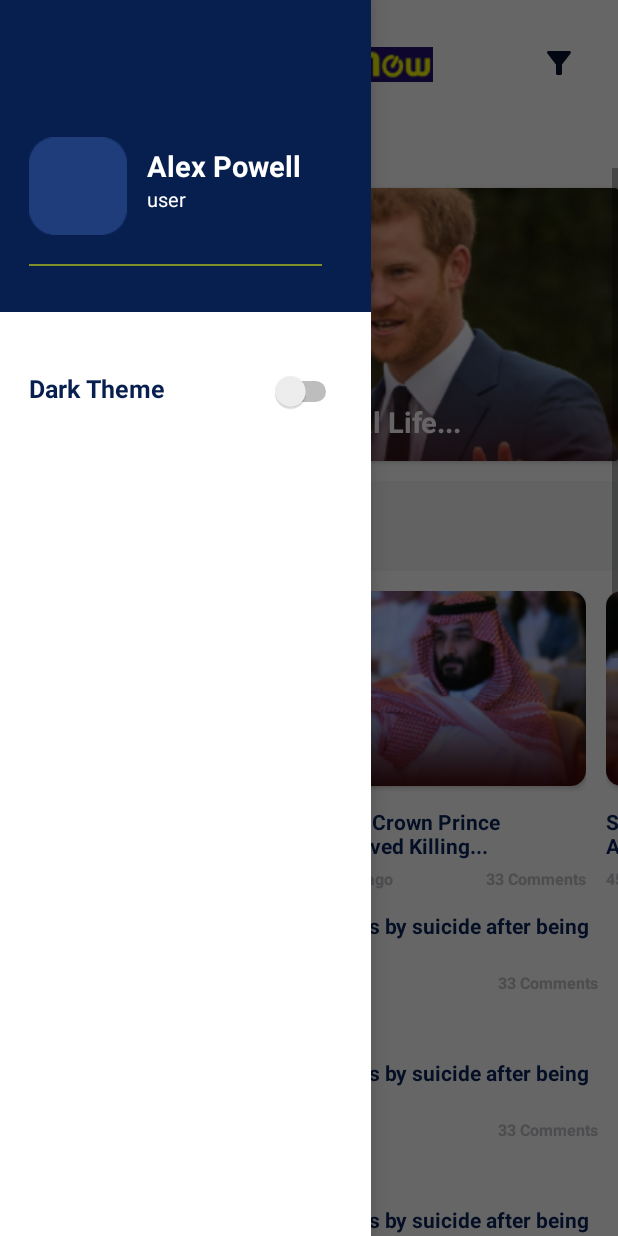
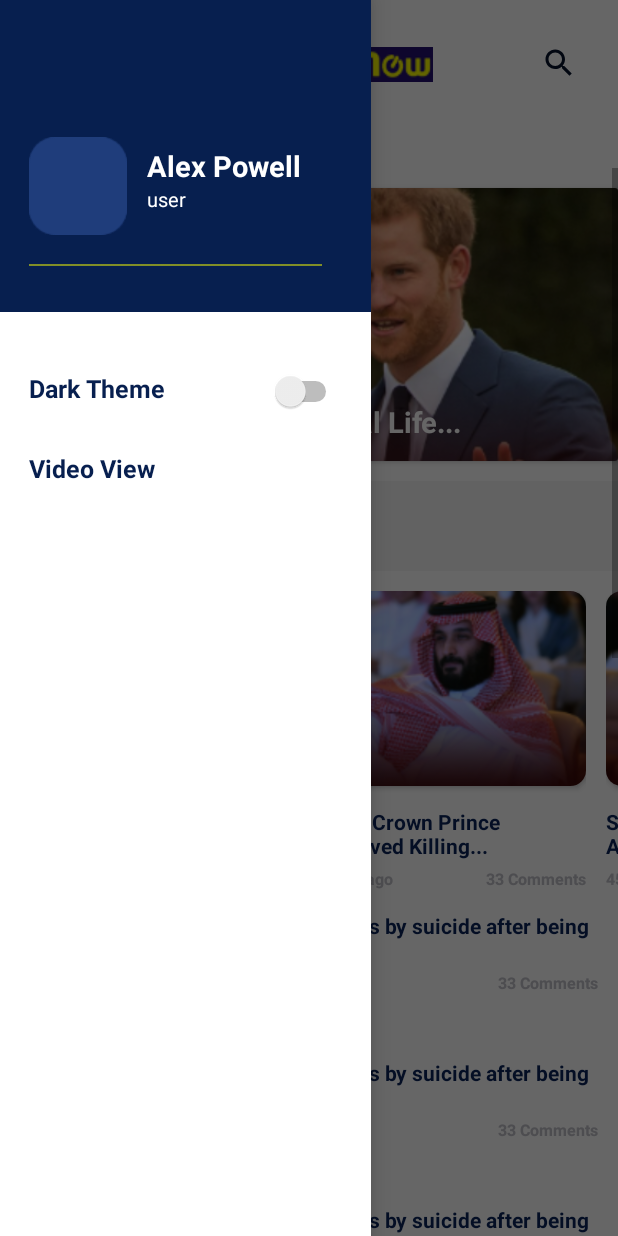
Before and after one commit to haiderSultan502/LiveNewsNow, an Android app: the screen it shows after launch (MainActivity), with the side drawer open, on a phone screen of 412 x 824 dp. Run offline under Robolectric (Android 15) with nearby library versions, the phone set to English and light mode, and no system bars; our stand-ins replace sdp/ssp sizes; libraries missing offline, so code that uses them is left out: com.astuetz, com.ogaclejapan.smarttablayout; plain views replace SmartTabLayout; 2 statements that could not run were skipped.

Commit message:
done the design for both light and dark mode

```diff
--- a/app/src/main/java/com/webscare/livenewsnow/MainActivity.java
+++ b/app/src/main/java/com/webscare/livenewsnow/MainActivity.java
@@ -5,6 +5,7 @@ import androidx.appcompat.app.AppCompatActivity;
 import androidx.appcompat.app.AppCompatDelegate;
 import androidx.appcompat.widget.SearchView;
 import androidx.drawerlayout.widget.DrawerLayout;
+import androidx.fragment.app.FragmentActivity;
 import androidx.fragment.app.FragmentPagerAdapter;
 import androidx.viewpager.widget.ViewPager;
 
@@ -26,11 +27,10 @@ import com.ogaclejapan.smarttablayout.SmartTabLayout;
 import com.webscare.livenewsnow.fragments.AmericanFragment;
 import com.webscare.livenewsnow.fragments.HomeFragment;
 import com.webscare.livenewsnow.adapters.ViewPagerAdapter;
+import com.webscare.livenewsnow.fragments.VideoPlayerFragment;
 
 public class MainActivity extends AppCompatActivity implements View.OnClickListener {
 
-//    TabLayout tabLayout;
-//    PagerSlidingTabStrip tabLayout;
     SmartTabLayout tabLayout;
     ViewPager viewPager;
     DrawerLayout drawerLayout;
@@ -39,7 +39,10 @@ public class MainActivity extends AppCompatActivity implements View.OnClickListe
     SearchView searchView;
     RelativeLayout btnFilter;
     Boolean checkSearchStatus = false;
+    TextView tvVideoPlayer;
     public static String checkFragStatus;
+
+    VideoPlayerFragment videoPlayerFragment = new VideoPlayerFragment();
 
 
     @Override
@@ -56,20 +59,18 @@ public class MainActivity extends AppCompatActivity implements View.OnClickListe
         switchDt = findViewById(R.id.switch_dt);
         searchView = findViewById(R.id.search_view);
         btnFilter = findViewById(R.id.btn_filter_parent);
-//        searchView.onActionViewExpanded();
-//        searchView.setIconified(false);
-//        searchView.clearFocus();
+        tvVideoPlayer = findViewById(R.id.tv_video_player);
 
         viewPager = findViewById(R.id.view_pager);
         addTabs(viewPager);
 
         tabLayout = findViewById(R.id.tabs);
         tabLayout.setViewPager(viewPager);
-//        tabLayout.setIndicatorColor(R.color.transparent_color);
 
         btnDrawer.setOnClickListener(this);
         switchDt.setOnClickListener(this);
         btnFilter.setOnClickListener(this);
+        tvVideoPlayer.setOnClickListener(this);
 
 
 
@@ -116,14 +117,17 @@ public class MainActivity extends AppCompatActivity implements View.OnClickListe
                 {
                     switchDt.setChecked(true);
                     AppCompatDelegate.setDefaultNightMode(AppCompatDelegate.MODE_NIGHT_YES);
-//                    setTheme(android.R.style.Theme_Black);
-//                    recreate();
                 }
                 else
                 {
                     switchDt.setChecked(false);
                     AppCompatDelegate.setDefaultNightMode(AppCompatDelegate.MODE_NIGHT_NO);
                 }
+                break;
+            case R.id.tv_video_player:
+                getSupportFragmentManager().beginTransaction()
+                        .replace(R.id.frame_layout_parent, videoPlayerFragment).addToBackStack(null)
+                        .commit();
                 break;
         }
 
--- a/app/src/main/java/com/webscare/livenewsnow/fragments/AmericanFragment.java
+++ b/app/src/main/java/com/webscare/livenewsnow/fragments/AmericanFragment.java
@@ -18,7 +18,7 @@ import com.webscare.livenewsnow.adapters.NewsItemAdapter;
 public class AmericanFragment extends Fragment {
 
     View view;
-    RecyclerView rvNewsHomeHorizontally,rvNewsHomeVertically,rvNewsFinanceHorizontally;
+    RecyclerView rvNewsHorizontally,rvNewsVertically,rvNewsFinanceHorizontally;
     LinearLayoutManager linearLayoutManager;
     MainActivity mainActivity = new MainActivity();
     public AmericanFragment(){
@@ -46,9 +46,9 @@ public class AmericanFragment extends Fragment {
     private void showDataInView() {
 
         NewsItemAdapter newsItemAdapterTopHr = new NewsItemAdapter(getActivity(),"rvTopHorizontally");
-        rvNewsHomeHorizontally.setAdapter(newsItemAdapterTopHr);
+        rvNewsHorizontally.setAdapter(newsItemAdapterTopHr);
         NewsItemAdapter newsItemAdapterVr = new NewsItemAdapter(getActivity(),"rvVertically");
-        rvNewsHomeVertically.setAdapter(newsItemAdapterVr);
+        rvNewsVertically.setAdapter(newsItemAdapterVr);
         NewsItemAdapter newsItemAdapterHrFinance = new NewsItemAdapter(getActivity(),"rvHorizontally");
         rvNewsFinanceHorizontally.setAdapter(newsItemAdapterHrFinance);
 
@@ -56,8 +56,8 @@ public class AmericanFragment extends Fragment {
 
     private void initializeView() {
 
-        rvNewsHomeHorizontally=view.findViewById(R.id.rv_top_news_american_horizontally);
-        rvNewsHomeVertically=view.findViewById(R.id.rv_news_american_vertically);
+        rvNewsHorizontally=view.findViewById(R.id.rv_top_news_american_horizontally);
+        rvNewsVertically=view.findViewById(R.id.rv_news_american_vertically);
         rvNewsFinanceHorizontally=view.findViewById(R.id.rv_news_american_horizontally);
 
         setOrientationTopHorizontallRv();
@@ -69,13 +69,13 @@ public class AmericanFragment extends Fragment {
     private void setOrientationTopHorizontallRv() {
         linearLayoutManager = new LinearLayoutManager(getActivity());
         linearLayoutManager.setOrientation(LinearLayoutManager.HORIZONTAL);
-        rvNewsHomeHorizontally.setLayoutManager(linearLayoutManager);
+        rvNewsHorizontally.setLayoutManager(linearLayoutManager);
     }
 
     private void setOrientationVerticallyRv() {
         linearLayoutManager = new LinearLayoutManager(getActivity());
         linearLayoutManager.setOrientation(LinearLayoutManager.VERTICAL);
-        rvNewsHomeVertically.setLayoutManager(linearLayoutManager);
+        rvNewsVertically.setLayoutManager(linearLayoutManager);
     }
 
     private void setOrientationHorizontallRv() {
--- a/app/src/main/java/com/webscare/livenewsnow/fragments/HomeFragment.java
+++ b/app/src/main/java/com/webscare/livenewsnow/fragments/HomeFragment.java
@@ -20,7 +20,7 @@ import com.webscare.livenewsnow.adapters.NewsItemAdapter;
 public class HomeFragment extends Fragment {
 
     View view;
-    RecyclerView rvNewsHomeHorizontally,rvNewsHomeVertically,rvNewsFinanceHorizontally,rvNewsFinanceVertically;
+    RecyclerView rvNewsHorizontally,rvNewsVertically,rvNewsFinanceHorizontally,rvNewsFinanceVertically;
     LinearLayoutManager linearLayoutManager;
     RelativeLayout rlNewsClick;
     PostWebpageFragment postWebpageFragment = new PostWebpageFragment();
@@ -50,9 +50,9 @@ public class HomeFragment extends Fragment {
     private void showDataInView() {
 
         NewsItemAdapter newsItemAdapterHr = new NewsItemAdapter(getActivity(),"rvHorizontally");
-        rvNewsHomeHorizontally.setAdapter(newsItemAdapterHr);
+        rvNewsHorizontally.setAdapter(newsItemAdapterHr);
         NewsItemAdapter newsItemAdapterVr = new NewsItemAdapter(getActivity(),"rvVertically");
-        rvNewsHomeVertically.setAdapter(newsItemAdapterVr);
+        rvNewsVertically.setAdapter(newsItemAdapterVr);
         NewsItemAdapter newsItemAdapterHrFinance = new NewsItemAdapter(getActivity(),"rvHorizontally");
         rvNewsFinanceHorizontally.setAdapter(newsItemAdapterHrFinance);
         NewsItemAdapter newsItemAdapterVrFinance = new NewsItemAdapter(getActivity(),"rvVertically");
@@ -61,8 +61,8 @@ public class HomeFragment extends Fragment {
 
     private void initializeView() {
 
-        rvNewsHomeHorizontally=view.findViewById(R.id.rv_news_home_horizontally);
-        rvNewsHomeVertically=view.findViewById(R.id.rv_news_home_vertically);
+        rvNewsHorizontally=view.findViewById(R.id.rv_news_home_horizontally);
+        rvNewsVertically=view.findViewById(R.id.rv_news_home_vertically);
         rvNewsFinanceHorizontally=view.findViewById(R.id.rv_news_finance_horizontally);
         rvNewsFinanceVertically=view.findViewById(R.id.rv_news_finance_vertically);
         rlNewsClick= view.findViewById(R.id.news_click);
@@ -74,8 +74,8 @@ public class HomeFragment extends Fragment {
                         .commit();
             }
         });
-        setOrientationNewsHomeHorizontallRv();
-        setOrientationNewsHomeVerticallyRv();
+        setOrientationNewsHorizontallRv();
+        setOrientationNewsVerticallyRv();
         setOrientationFinanceHorizontallRv();
         setOrientationFinanceVerticallyRv();
 
@@ -92,15 +92,15 @@ public class HomeFragment extends Fragment {
         rvNewsFinanceVertically.setLayoutManager(linearLayoutManager);
     }
 
-    private void setOrientationNewsHomeVerticallyRv() {
+    private void setOrientationNewsVerticallyRv() {
         linearLayoutManager = new LinearLayoutManager(getActivity());
         linearLayoutManager.setOrientation(LinearLayoutManager.VERTICAL);
-        rvNewsHomeVertically.setLayoutManager(linearLayoutManager);
+        rvNewsVertically.setLayoutManager(linearLayoutManager);
     }
 
-    private void setOrientationNewsHomeHorizontallRv() {
+    private void setOrientationNewsHorizontallRv() {
         linearLayoutManager = new LinearLayoutManager(getActivity());
         linearLayoutManager.setOrientation(LinearLayoutManager.HORIZONTAL);
-        rvNewsHomeHorizontally.setLayoutManager(linearLayoutManager);
+        rvNewsHorizontally.setLayoutManager(linearLayoutManager);
     }
 }
--- a/app/src/main/res/drawable/custom_tab.xml
+++ b/app/src/main/res/drawable/custom_tab.xml
@@ -2,4 +2,5 @@
 <selector xmlns:android="http://schemas.android.com/apk/res/android">
     <item android:color="@color/selected_tab_text_color" android:state_selected="true"/>
     <item android:color="@color/tab_txt_color" android:state_selected="false"/>
+
 </selector>
--- /dev/null
+++ b/app/src/main/res/drawable/ic_baseline_arrow_back_ios_new_24.xml
@@ -0,0 +1,5 @@
+<vector android:height="24dp" android:tint="@color/video_player_icons"
+    android:viewportHeight="24" android:viewportWidth="24"
+    android:width="24dp" xmlns:android="http://schemas.android.com/apk/res/android">
+    <path android:fillColor="@android:color/white" android:pathData="M17.77,3.77l-1.77,-1.77l-10,10l10,10l1.77,-1.77l-8.23,-8.23z"/>
+</vector>
--- /dev/null
+++ b/app/src/main/res/drawable/ic_baseline_more_vert_24.xml
@@ -0,0 +1,5 @@
+<vector android:height="24dp" android:tint="@color/more_vertical_icon"
+    android:viewportHeight="24" android:viewportWidth="24"
+    android:width="24dp" xmlns:android="http://schemas.android.com/apk/res/android">
+    <path android:fillColor="@android:color/white" android:pathData="M12,8c1.1,0 2,-0.9 2,-2s-0.9,-2 -2,-2 -2,0.9 -2,2 0.9,2 2,2zM12,10c-1.1,0 -2,0.9 -2,2s0.9,2 2,2 2,-0.9 2,-2 -0.9,-2 -2,-2zM12,16c-1.1,0 -2,0.9 -2,2s0.9,2 2,2 2,-0.9 2,-2 -0.9,-2 -2,-2z"/>
+</vector>
--- a/app/src/main/res/drawable/ic_baseline_search_24.xml
+++ b/app/src/main/res/drawable/ic_baseline_search_24.xml
@@ -1,4 +1,4 @@
-<vector android:height="24dp" android:tint="@color/search_icon_hint_color"
+<vector android:height="24dp" android:tint="@color/icon_color"
     android:viewportHeight="24" android:viewportWidth="24"
     android:width="24dp" xmlns:android="http://schemas.android.com/apk/res/android">
     <path android:fillColor="@android:color/white" android:pathData="M15.5,14h-0.79l-0.28,-0.27C15.41,12.59 16,11.11 16,9.5 16,5.91 13.09,3 9.5,3S3,5.91 3,9.5 5.91,16 9.5,16c1.61,0 3.09,-0.59 4.23,-1.57l0.27,0.28v0.79l5,4.99L20.49,19l-4.99,-5zM9.5,14C7.01,14 5,11.99 5,9.5S7.01,5 9.5,5 14,7.01 14,9.5 11.99,14 9.5,14z"/>
--- /dev/null
+++ b/app/src/main/res/drawable/share_icon.xml
@@ -0,0 +1,5 @@
+<vector android:height="24dp" android:tint="@color/video_player_icons"
+    android:viewportHeight="24" android:viewportWidth="24"
+    android:width="24dp" xmlns:android="http://schemas.android.com/apk/res/android">
+    <path android:fillColor="@android:color/white" android:pathData="M18,16.08c-0.76,0 -1.44,0.3 -1.96,0.77L8.91,12.7c0.05,-0.23 0.09,-0.46 0.09,-0.7s-0.04,-0.47 -0.09,-0.7l7.05,-4.11c0.54,0.5 1.25,0.81 2.04,0.81 1.66,0 3,-1.34 3,-3s-1.34,-3 -3,-3 -3,1.34 -3,3c0,0.24 0.04,0.47 0.09,0.7L8.04,9.81C7.5,9.31 6.79,9 6,9c-1.66,0 -3,1.34 -3,3s1.34,3 3,3c0.79,0 1.5,-0.31 2.04,-0.81l7.12,4.16c-0.05,0.21 -0.08,0.43 -0.08,0.65 0,1.61 1.31,2.92 2.92,2.92 1.61,0 2.92,-1.31 2.92,-2.92s-1.31,-2.92 -2.92,-2.92z"/>
+</vector>
--- a/app/src/main/res/layout/activity_main.xml
+++ b/app/src/main/res/layout/activity_main.xml
@@ -1,4 +1,11 @@
 <?xml version="1.0" encoding="utf-8"?>
+
+<FrameLayout
+    xmlns:android="http://schemas.android.com/apk/res/android"
+    android:id="@+id/frame_layout_parent"
+    android:layout_width="match_parent"
+    android:layout_height="match_parent">
+
 <androidx.drawerlayout.widget.DrawerLayout
     xmlns:android="http://schemas.android.com/apk/res/android"
     xmlns:app="http://schemas.android.com/apk/res-auto"
@@ -55,7 +62,7 @@
                 android:layout_width="wrap_content"
                 android:layout_height="wrap_content"
                 android:layout_centerInParent="true"
-                android:src="@drawable/ic_baseline_filter_alt_24" />
+                android:src="@drawable/ic_baseline_search_24" />
 
         </RelativeLayout>
 
@@ -73,10 +80,10 @@
         app:stl_customTabTextLayoutId="@layout/custom_tab"
         app:stl_dividerColor="@color/transparent_color"
         app:stl_dividerThickness="0dp"
-        app:stl_indicatorCornerRadius="18dp"
+        app:stl_indicatorCornerRadius="0dp"
         app:stl_indicatorGravity="center"
-        app:stl_underlineThickness="0dp"
-        ></com.ogaclejapan.smarttablayout.SmartTabLayout>
+        app:stl_underlineThickness="0dp">
+    </com.ogaclejapan.smarttablayout.SmartTabLayout>
 
 
     <androidx.appcompat.widget.SearchView
@@ -135,3 +142,4 @@
     </com.google.android.material.navigation.NavigationView>
 
 </androidx.drawerlayout.widget.DrawerLayout>
+</FrameLayout>
--- a/app/src/main/res/layout/navigation_bottom_menu.xml
+++ b/app/src/main/res/layout/navigation_bottom_menu.xml
@@ -1,8 +1,16 @@
 <?xml version="1.0" encoding="utf-8"?>
-<RelativeLayout
+<LinearLayout
     xmlns:android="http://schemas.android.com/apk/res/android"
     android:layout_width="match_parent"
     android:layout_height="match_parent"
+    android:background="@color/white"
+    android:orientation="vertical"
+    android:paddingLeft="@dimen/_15sdp"
+    android:paddingRight="@dimen/_15sdp">
+
+        <RelativeLayout
+    android:layout_width="match_parent"
+    android:layout_height="wrap_content"
     android:background="@color/white">
 
 
@@ -13,7 +21,6 @@
             android:layout_height="wrap_content"
             android:text="Dark Theme"
             android:layout_alignParentLeft="true"
-            android:layout_marginLeft="@dimen/_15sdp"
             android:textColor="#071f4f"
             android:textSize="@dimen/_13sdp"
             android:textStyle="bold"
@@ -24,11 +31,23 @@
             android:layout_width="wrap_content"
             android:layout_height="wrap_content"
             android:layout_alignParentRight="true"
-            android:layout_marginRight="@dimen/_15sdp"
             android:layout_marginTop="@dimen/_30sdp">
         </Switch>
 
 
 
 
+
 </RelativeLayout>
+
+        <TextView
+            android:id="@+id/tv_video_player"
+            android:layout_width="wrap_content"
+            android:layout_height="wrap_content"
+            android:text="Video View"
+            android:textColor="#071f4f"
+            android:textSize="@dimen/_13sdp"
+            android:textStyle="bold"
+            android:layout_marginTop="@dimen/_20sdp"></TextView>
+
+</LinearLayout>
--- a/app/src/main/res/values-night/colors.xml
+++ b/app/src/main/res/values-night/colors.xml
@@ -25,5 +25,6 @@
     <color name="timer_text_bg">#a8a8a8</color>
     <color name="search_bg">#1a3771</color>
     <color name="search_icon_hint_color">#c1c0c8</color>
+    <color name="upate_text_color">#9a9b9d</color>
 
 </resources>
--- a/app/src/main/res/values/colors.xml
+++ b/app/src/main/res/values/colors.xml
@@ -25,4 +25,7 @@
     <color name="timer_text_bg">#a8a8a8</color>
     <color name="search_bg">#e6e6e6</color>
     <color name="search_icon_hint_color">#959595</color>
+    <color name="video_player_icons">#efefef</color>
+    <color name="more_vertical_icon">#A8A8A8</color>
+    <color name="upate_text_color">#afafaf</color>
 </resources>
--- a/app/src/main/res/values/themes.xml
+++ b/app/src/main/res/values/themes.xml
@@ -38,5 +38,11 @@
         <item name="android:windowExitAnimation">@android:anim/fade_out</item>
     </style>
 
+    <style name="textStyling">
+        <item name="android:textSize">@dimen/_9sdp</item>
+        <item name="android:textStyle">bold</item>
+        <item name="android:textColor">@color/upate_text_color</item>
+    </style>
+
 
 </resources>
--- a/build.gradle
+++ b/build.gradle
@@ -14,6 +14,7 @@ buildscript {
 
 allprojects {
     repositories {
+        maven { url 'https://jitpack.io' }
         google()
         jcenter()
     }
```
Also changed, not shown: app/build.gradle (+4 -10 lines), app/src/main/java/com/webscare/livenewsnow/fragments/VideoPlayerFragment.java (added, +87 -0 lines), app/src/main/res/layout/fragment_video_player.xml (added, +203 -0 lines), app/src/main/res/drawable/img_test.png (added), app/src/main/res/drawable/share_icon.png (deleted).
